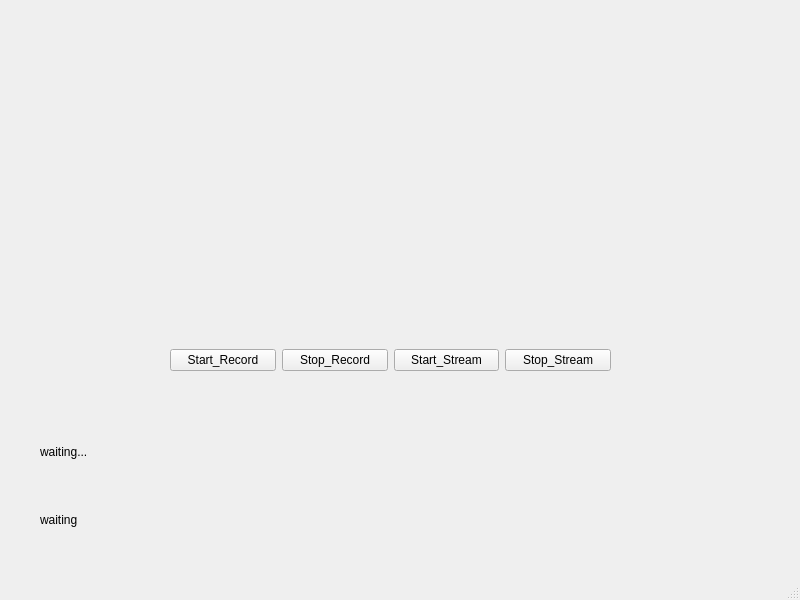
Before: the Qt Designer form src/gui/mainwindow.ui in ArinGaon/ffmpeg_openCV, drawn with Qt 5.
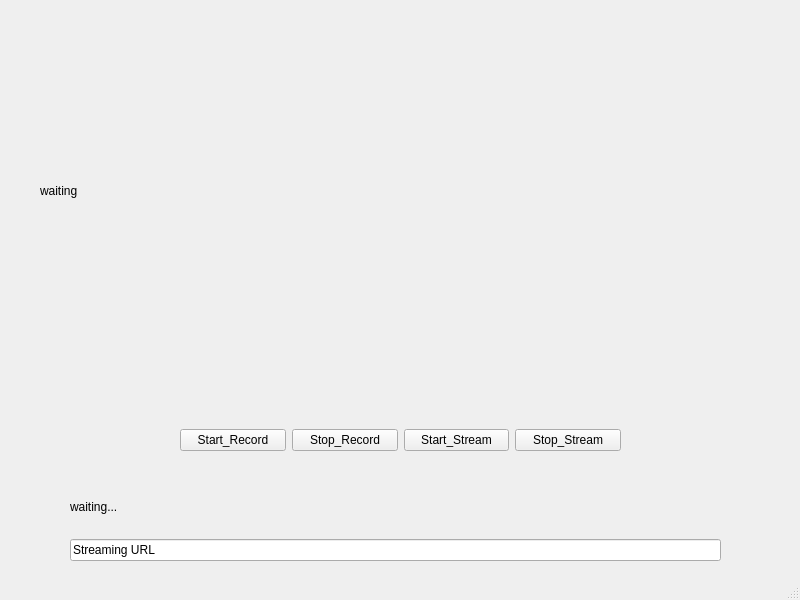
After: the same form once the commit is applied.

Commit message: full Recording & Streaming GUI 기능 구현

The edit to the form file:
```diff
--- a/src/gui/mainwindow.ui
+++ b/src/gui/mainwindow.ui
@@ -17,8 +17,8 @@
    <widget class="QWidget" name="horizontalLayoutWidget">
     <property name="geometry">
      <rect>
-      <x>170</x>
-      <y>320</y>
+      <x>180</x>
+      <y>400</y>
       <width>441</width>
       <height>80</height>
      </rect>
@@ -57,10 +57,10 @@
    <widget class="QWidget" name="verticalLayoutWidget">
     <property name="geometry">
      <rect>
-      <x>40</x>
-      <y>420</y>
+      <x>70</x>
+      <y>480</y>
       <width>651</width>
-      <height>131</height>
+      <height>81</height>
      </rect>
     </property>
     <layout class="QVBoxLayout" name="verticalLayout">
@@ -72,14 +72,27 @@
       </widget>
      </item>
      <item>
-      <widget class="QLabel" name="label_2">
+      <widget class="QLineEdit" name="streamURLLineEdit">
        <property name="text">
-        <string>waiting</string>
+        <string>Streaming URL</string>
        </property>
       </widget>
      </item>
     </layout>
    </widget>
+   <widget class="QLabel" name="videoLabel">
+    <property name="geometry">
+     <rect>
+      <x>40</x>
+      <y>10</y>
+      <width>721</width>
+      <height>361</height>
+     </rect>
+    </property>
+    <property name="text">
+     <string>waiting</string>
+    </property>
+   </widget>
   </widget>
   <widget class="QMenuBar" name="menubar">
    <property name="geometry">
```
Left out of the diff: 2 changed lines with no effect on the pictures. The commit also changes 2 other files.
